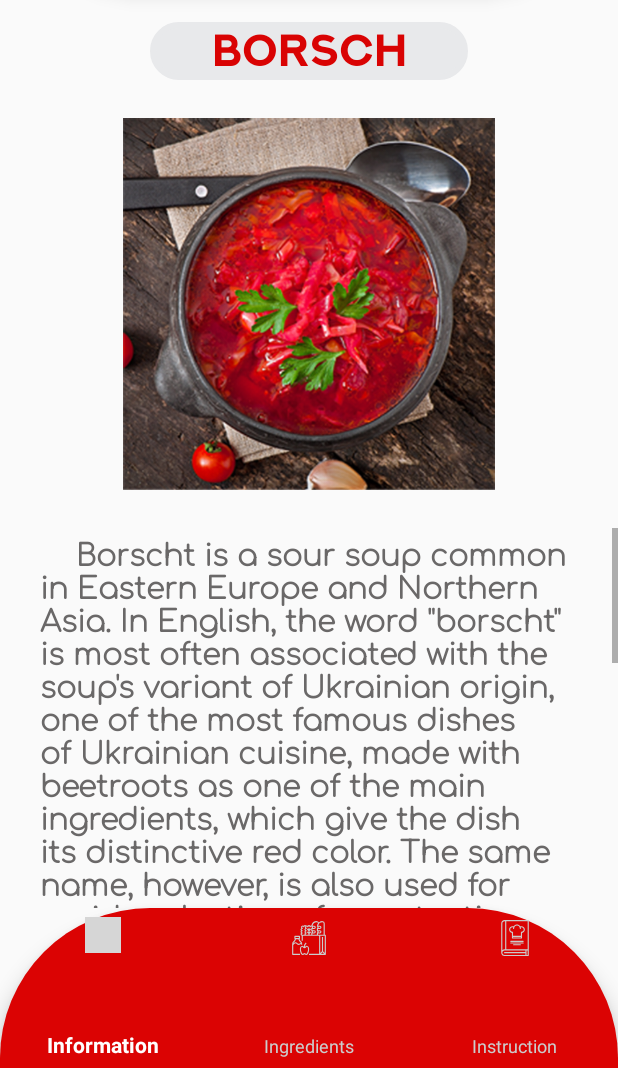
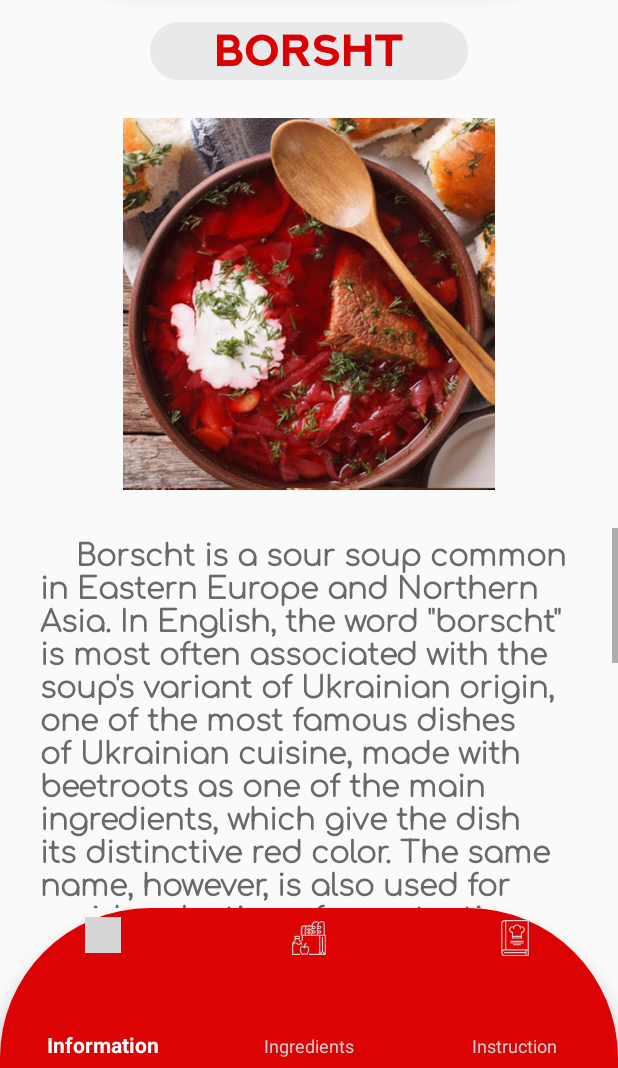
Before and after one commit to thinkingMark/Havka, an Android app: the Information screen opened directly, with no data from a screen before it, on a phone screen of 412 x 824 dp, the part 168-1236 px from its top. Run offline under Robolectric (Android 15) with nearby library versions, the phone set to English and light mode, and no system bars; our stand-ins replace Navigation 3; 2 statements that could not run were skipped; grey boxes are pictures that could not be loaded.

Commit message:
Тут практично повністю дороблена програма, з деякими багами, скачайте цю гілку і запустіть її в Android Studio. Для того щоб встановити Havka на свій телефон ви повинні зробити наступні дії: 1. Потрібно перевірити чи на телефоні ввімкнений режим відкладки. Для цього заходимо в Налаштування -> Про телефон -> Відомості про ПЗ -> Жмемо на кнопку "Номер версії" до того часу, поки у вас не висвітиться підказка "Тепер ви розробник". Потім заходимо в "Параметри розробника" і вмикаємо кнопку "Налагодження USB" 2. В Android Studio заходимо в File -> Settings -> Appearance -> System Settings -> Android SDK -> SDK Tools встановлюємо Google USB Driver, перезапускаємо студію і обираємо замість емулятора телефон, який підключився по USB

```diff
--- a/app/build.gradle
+++ b/app/build.gradle
@@ -38,4 +38,6 @@ dependencies {
     testImplementation 'org.mockito:mockito-core:1.10.19'
     implementation 'org.jetbrains:annotations-java5:15.0'
     testImplementation 'org.junit.jupiter:junit-jupiter'
+    //noinspection GradleCompatible
+    implementation 'com.android.support:recyclerview-v7:27.0.0'
 }
--- /dev/null
+++ b/app/src/main/assets/Sirniks.txt
@@ -0,0 +1,3 @@
+    Fried Eastern Slavic quark pancakes, garnished with sour cream, varenye, jam, honey or apple sauce. The cheese mixture may contain raisins for extra flavour.
+    They are a part of Belarusian, Russian,  Ukrainian, Latvian. Their simplicity and delicious taste have made them very popular in Eastern Europe.
+    The name sirniki is derived from the word syr, which now generally means "(yellow) cheese" in Russian, but once partly stood for soft white cheese. The Ukrainian language retains the old Slavic sense of the word, as in domashnii syr, whereas in Russian, the word for white cheese is tvorog (творог).
--- /dev/null
+++ b/app/src/main/assets/Uzvar.txt
@@ -0,0 +1,2 @@
+    The uzvar is a national Ukrainian beverage, cooked with dried fruits and berries.Some housewives tend to add species – star anise or nutmeg – that will give the drink an exotic flavor.
+    The main ingredients of uzvar are dried apples, pears, plums and raisins; sometimes fresh raspberries, blueberries or strawberries might be added. Nevertheless the protagonist and reason of inimitable flavor and fragrance is honey. It substitutes sugar. The uzvar could be consumed both hot and cooled; however it is traditionally served cool.
--- /dev/null
+++ b/app/src/main/assets/Varenyky.txt
@@ -0,0 +1,3 @@
+    Ukrainian dish made of boiled dough with diverse fillings, such as meat, vegetables, fruits, cheese etc. These Ukrainian dumplings can be the main course as well as the dessert.
+    Varenyky in Ukraine are a popular national dish, served both as a common everyday meal and as a part of some traditional celebrations, such as Christmas Eve Supper. Varenyky are traditionally eaten with sour cream and butter, as well as with fried onions and fried pieces of bacon and pork fat (Ukrainian: shkvarky).  Whilst traditionally savoury, varenyky can also be served as a dessert by simply substituting the filling of the dumpling to a sweeter one. Dessert varenyky fillings include sour cherry, blueberries, sweet cottage cheese, billberies and other fruits. The central regions of Ukraine are known for their more unusual varenyky, Poltava being known for its flour varenyky filling, in which the dumplings are filled with a mixture of flour, lard and fried pieces of bacon.
+    Varenekyky are so beloved in Ukraine that a yearly festival commemorating them is held at the Ukrainian ski resort town of Bukovel in the Carpathian Mountains. In 2013 a snow monument to varenyky was made in Bukovel, and was submitted to the Guinness Book of Records as the biggest snow varenyk in the world.
--- a/app/src/main/java/com/example/havka/Information.java
+++ b/app/src/main/java/com/example/havka/Information.java
@@ -3,6 +3,7 @@ package com.example.havka;
 import android.content.Intent;
 import android.os.Bundle;
 import android.view.MenuItem;
+import android.widget.ImageView;
 import android.widget.TextView;
 
 import androidx.annotation.NonNull;
@@ -22,12 +23,17 @@ import java.io.InputStreamReader;
  */
 public class Information extends AppCompatActivity {
 
-    private TextView textView;
+    private TextView mealTitleInfo;
     private StringBuilder information = new StringBuilder();
+    private ImageView mealImage;
+    private int number;
 
     @Override
     protected void onCreate(Bundle savedInstanceState) {
         super.onCreate(savedInstanceState);
+        Bundle argumentsFirstPage = getIntent().getExtras();
+        String s = argumentsFirstPage.get("meal").toString();
+        number = Integer.parseInt(s);
         setContentView(R.layout.activity_information);
 
         // Ініцілізуємо змінну та присвоюємо їй обєкт з activity_main.xml
@@ -78,17 +84,19 @@ public class Information extends AppCompatActivity {
             }
         });
 
-        readFile();
+        readFile(number);
     }
+
+
+
     /*
-    Зчитуємо інформацію з файлу і виводимо на екран
-     */
-    private void readFile(){
+     Зчитуємо інформацію з файлу і виводимо на екран
+    */
+    public void readFile(int i){
         BufferedReader reader = null;
-
         try {
             reader = new BufferedReader(
-                    new InputStreamReader(getAssets().open("Borsch.txt"))
+                    new InputStreamReader(getAssets().open(Meals.meals[i].getFileName()))
             );
 
             String line;
@@ -106,11 +114,21 @@ public class Information extends AppCompatActivity {
                     e.printStackTrace();
                 }
             }
-            TextView output = (TextView) findViewById(R.id.aboutBorsch);
+            TextView output = (TextView) findViewById(R.id.aboutMeals);
             output.setText((CharSequence) information);
+            mealTitleInfo = (TextView) findViewById(R.id.mealTitleInfo);
+            mealTitleInfo.setText(Meals.meals[i].getMealTitle());
+            mealImage = (ImageView) findViewById(R.id.imageMeal);
+            mealImage.setImageResource(Meals.meals[i].getMealImages());
         }
     }
     public StringBuilder getInformation(){
         return information;
     }
+    public int[] Id = {
+            R.id.aboutMeals,
+            R.id.mealTitleInfo,
+            R.id.imageMeal
+    };
+
 }
--- a/app/src/main/res/layout/activity_information.xml
+++ b/app/src/main/res/layout/activity_information.xml
@@ -15,7 +15,7 @@
         android:orientation="vertical">
 
         <TextView
-        android:id="@+id/borsch"
+            android:id="@+id/mealTitleInfo"
             android:layout_width="match_parent"
             android:layout_height="wrap_content"
             android:layout_marginLeft="100sp"
@@ -23,20 +23,18 @@
             android:layout_marginRight="100sp"
             android:background="@drawable/borsch"
             android:fontFamily="@font/nextart_bold"
-        android:text="BORSCH"
             android:textAlignment="center"
             android:textColor="@color/colorPrimary"
             android:textSize="30sp"
             android:textStyle="bold" />
 
         <ImageView
-            android:id="@+id/imageView3"
+            android:id="@+id/imageMeal"
             android:layout_width="294dp"
             android:layout_height="248dp"
             android:layout_gravity="center"
             android:layout_marginTop="25sp"
-            android:layout_marginBottom="25sp"
-            app:srcCompat="@drawable/borsht" />
+            android:layout_marginBottom="25sp" />
 
         <ScrollView
             android:layout_width="match_parent"
@@ -48,7 +46,7 @@
                 android:orientation="vertical" >
 
                 <TextView
-                    android:id="@+id/aboutBorsch"
+                    android:id="@+id/aboutMeals"
                     android:layout_width="match_parent"
                     android:layout_height="match_parent"
                     android:layout_gravity="fill_horizontal"
--- a/app/src/main/res/layout/activity_ingridients.xml
+++ b/app/src/main/res/layout/activity_ingridients.xml
@@ -15,7 +15,7 @@
         android:orientation="vertical">
 
         <TextView
-            android:id="@+id/borsch"
+            android:id="@+id/mealTitleInfo"
             android:layout_width="match_parent"
             android:layout_height="wrap_content"
             android:layout_marginLeft="100sp"
--- a/app/src/main/res/menu/menu_navigation2.xml
+++ b/app/src/main/res/menu/menu_navigation2.xml
@@ -2,8 +2,8 @@
 <menu xmlns:android="http://schemas.android.com/apk/res/android">
 
 
-    <item/>
-    <item/>
+    <item android:title="" />
+    <item android:title=""/>
     <item
         android:id="@+id/meals"
         android:icon="@drawable/ic_menu_black_24dp"
```
Also changed, not shown: app/src/main/java/com/example/havka/Favourite.java (+22 -1 lines), app/src/main/java/com/example/havka/MainActivity.java (+13 -9 lines), app/src/main/java/com/example/havka/MealModel.java (+13 -5 lines), app/src/main/java/com/example/havka/Meals.java (+15 -4 lines), app/src/main/java/com/example/havka/Search.java (+21 -3 lines), app/src/main/java/com/example/havka/SortedMeals.java (+31 -7 lines), app/src/main/res/layout/some_ingridient.xml (added, +21 -0 lines), 3 other files. Lines whose indentation alone changed are shown as unchanged.
